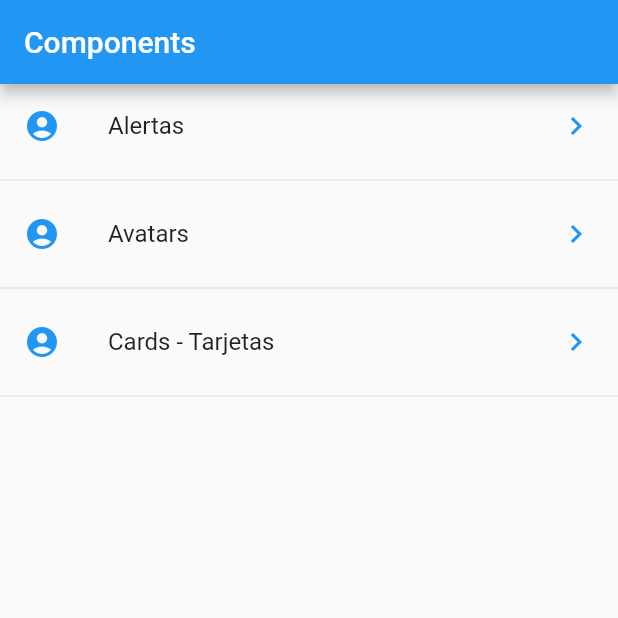
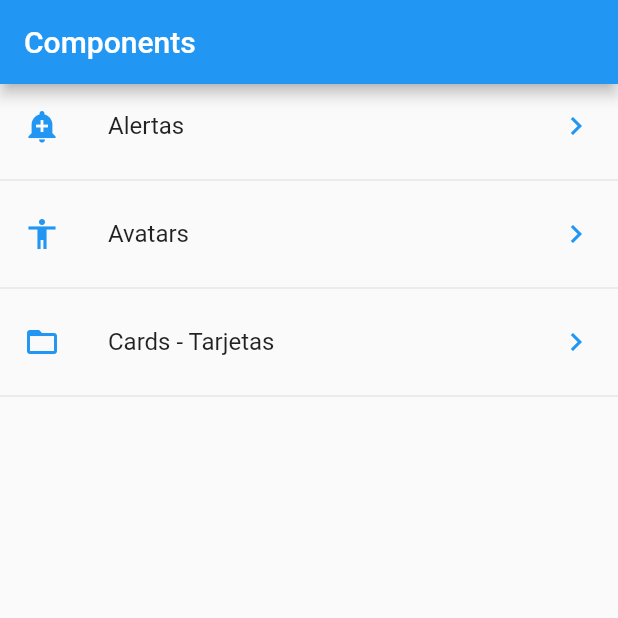
Before and after one commit to Viqui-Alaro/ComponentesFlutter2021, a Flutter app: the screen it shows after launch, on a phone screen of 412 x 824 dp, the top half of it. Run offline on Flutter 3.47's test engine with Material 2 defaults, Android fonts, the phone set to English and light mode, and no system bars.

Commit message:
implementación de obtener iconos por string

```diff
--- a/lib/src/pages/home_page.dart
+++ b/lib/src/pages/home_page.dart
@@ -1,6 +1,8 @@
+
 import 'package:flutter/material.dart';
 
 import 'package:componentes/src/providers/menu_provider.dart';
+import 'package:componentes/src/utils/icono_string_util.dart';
 
 class HomePage extends StatelessWidget {
   @override
@@ -40,7 +42,7 @@ class HomePage extends StatelessWidget {
     items?.forEach((element) {
       final tmp = ListTile(
         title: Text(element['texto']),
-        leading: Icon(Icons.account_circle, color: Colors.blue),
+        leading: getIcon(element['icon']),
         trailing: Icon(Icons.keyboard_arrow_right, color: Colors.blue),
         onTap: () {},
       );
--- a/lib/src/utils/icono_string_util.dart
+++ b/lib/src/utils/icono_string_util.dart
@@ -0,0 +1,15 @@
+
+import 'package:flutter/material.dart';
+
+
+final _icons=<String, IconData>{
+
+'add_alert'     :Icons.add_alert,
+'accessibility' :Icons.accessibility,
+'folder_open'   :Icons.folder_open
+
+};
+
+Icon getIcon(String nombreIcono){
+ return Icon(_icons[nombreIcono],color: Colors.blue,);
+}
```
